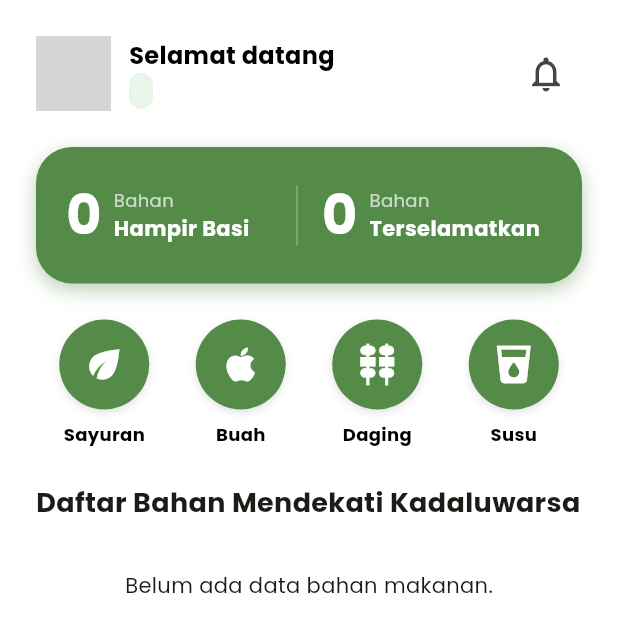
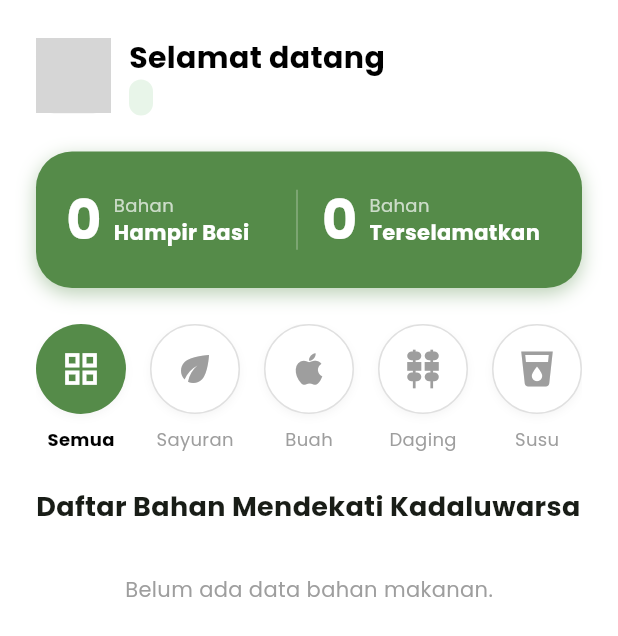
Before and after one commit to FaizNation/safe_bite, a Flutter app: the HomeView screen opened directly, on a phone screen of 412 x 824 dp. Shown: the top 636 px of the screen. Run offline on Flutter 3.47's test engine with Material 3 defaults, Android fonts, the light colour scheme and no system bars; our stand-ins replace cached_network_image, camera, cloud_firestore, dio, equatable, firebase_auth and 7 more; missing offline and left inert: translator; accounts and stored records are empty; grey boxes are pictures that could not be loaded.

Commit message:
feat: update home

```diff
--- a/lib/features/home/presentation/cubit/home_state.dart
+++ b/lib/features/home/presentation/cubit/home_state.dart
@@ -15,11 +15,28 @@ class HomeLoading extends HomeState {}
 class HomeLoaded extends HomeState {
   final UserEntity? user;
   final List<FoodItem> expiringItems;
+  final String selectedCategory;
 
-  const HomeLoaded({this.user, required this.expiringItems});
+  const HomeLoaded({
+    this.user,
+    required this.expiringItems,
+    this.selectedCategory = 'all',
+  });
 
   @override
-  List<Object?> get props => [user, expiringItems];
+  List<Object?> get props => [user, expiringItems, selectedCategory];
+
+  HomeLoaded copyWith({
+    UserEntity? user,
+    List<FoodItem>? expiringItems,
+    String? selectedCategory,
+  }) {
+    return HomeLoaded(
+      user: user ?? this.user,
+      expiringItems: expiringItems ?? this.expiringItems,
+      selectedCategory: selectedCategory ?? this.selectedCategory,
+    );
+  }
 }
 
 class HomeError extends HomeState {
--- a/lib/features/home/presentation/pages/home_page.dart
+++ b/lib/features/home/presentation/pages/home_page.dart
@@ -4,10 +4,11 @@ import 'package:safe_bite/features/home/presentation/widgets/category_list.dart'
 import 'package:safe_bite/features/home/presentation/widgets/expiring_items_list.dart';
 import 'package:safe_bite/features/home/presentation/widgets/home_header.dart';
 import 'package:safe_bite/features/home/presentation/widgets/stats_card.dart';
+
 import '../../data/repositories/home_repository_impl.dart';
 import '../cubit/home_cubit.dart';
 import '../cubit/home_state.dart';
-
+import 'package:google_fonts/google_fonts.dart';
 
 class HomePage extends StatelessWidget {
   const HomePage({super.key});
@@ -44,20 +45,46 @@ class HomeView extends StatelessWidget {
                 } else if (state is HomeError) {
                   return Center(child: Text('Error: ${state.message}'));
                 } else if (state is HomeLoaded) {
-                  // Calculate stats
+                  // Filter items based on category
+                  final filteredItems = state.selectedCategory == 'all'
+                      ? state.expiringItems
+                      : state.expiringItems.where((item) {
+                          final category = item.category.toLowerCase();
+                          final selected = state.selectedCategory.toLowerCase();
+
+                          if (selected == 'vegetables') {
+                            return category.contains('vegetable') ||
+                                category.contains('sayur');
+                          }
+                          if (selected == 'fruits') {
+                            return category.contains('fruit') ||
+                                category.contains('buah');
+                          }
+                          if (selected == 'meat') {
+                            return category.contains('meat') ||
+                                category.contains('daging') ||
+                                category.contains('chicken') ||
+                                category.contains('ayam') ||
+                                category.contains('fish') ||
+                                category.contains('ikan');
+                          }
+                          if (selected == 'milk') {
+                            return category.contains('milk') ||
+                                category.contains('susu') ||
+                                category.contains('dairy');
+                          }
+
+                          return category == selected;
+                        }).toList();
+
+                  // Calculate stats (based on all items or filtered? usually all for stats)
                   final expiringCount = state.expiringItems
                       .where(
                         (item) =>
-                            (item.expiryDate
-                                    ?.difference(DateTime.now())
-                                    .inDays ??
-                                7) <=
-                            3,
+                            _calculateDaysUntilExpiry(item.expiryDate) <= 3,
                       )
                       .length;
-                  final savedCount = state
-                      .expiringItems
-                      .length;
+                  final savedCount = state.expiringItems.length;
 
                   return Column(
                     crossAxisAlignment: CrossAxisAlignment.start,
@@ -69,17 +96,22 @@ class HomeView extends StatelessWidget {
                         savedCount: savedCount,
                       ),
                       const SizedBox(height: 24),
-                      const CategoryList(),
+                      CategoryList(
+                        selectedCategory: state.selectedCategory,
+                        onCategorySelected: (category) {
+                          context.read<HomeCubit>().selectCategory(category);
+                        },
+                      ),
                       const SizedBox(height: 24),
-                      const Text(
+                      Text(
                         'Daftar Bahan Mendekati Kadaluwarsa',
-                        style: TextStyle(
+                        style: GoogleFonts.poppins(
                           fontSize: 18,
                           fontWeight: FontWeight.bold,
                         ),
                       ),
                       const SizedBox(height: 16),
-                      ExpiringItemsList(items: state.expiringItems),
+                      ExpiringItemsList(items: filteredItems),
                       const SizedBox(height: 80),
                     ],
                   );
@@ -92,4 +124,12 @@ class HomeView extends StatelessWidget {
       ),
     );
   }
+
+  int _calculateDaysUntilExpiry(DateTime? expiryDate) {
+    if (expiryDate == null) return 0;
+    final now = DateTime.now();
+    final today = DateTime(now.year, now.month, now.day);
+    final expiry = DateTime(expiryDate.year, expiryDate.month, expiryDate.day);
+    return expiry.difference(today).inDays;
+  }
 }
--- a/lib/features/home/presentation/widgets/category_list.dart
+++ b/lib/features/home/presentation/widgets/category_list.dart
@@ -1,40 +1,51 @@
 import 'package:flutter/material.dart';
+import 'package:google_fonts/google_fonts.dart';
 
 class CategoryList extends StatelessWidget {
-  const CategoryList({super.key});
+  final String selectedCategory;
+  final Function(String) onCategorySelected;
+
+  const CategoryList({
+    super.key,
+    required this.selectedCategory,
+    required this.onCategorySelected,
+  });
 
   @override
   Widget build(BuildContext context) {
     final categories = [
-      {
-        'name': 'Sayuran',
-        'icon': Icons.eco,
-      },
-      {
-        'name': 'Buah',
-        'icon': Icons.apple,
-      },
-      {
-        'name': 'Daging',
-        'icon': Icons.kebab_dining,
-      },
-      {'name': 'Susu', 'icon': Icons.local_drink},
+      {'id': 'all', 'label': 'Semua', 'icon': Icons.grid_view},
+      {'id': 'vegetables', 'label': 'Sayuran', 'icon': Icons.eco},
+      {'id': 'fruits', 'label': 'Buah', 'icon': Icons.apple},
+      {'id': 'meat', 'label': 'Daging', 'icon': Icons.kebab_dining},
+      {'id': 'milk', 'label': 'Susu', 'icon': Icons.local_drink},
     ];
 
-    return Row(
-      mainAxisAlignment: MainAxisAlignment.spaceAround,
+    return SingleChildScrollView(
+      scrollDirection: Axis.horizontal,
+      child: Row(
         children: categories.map((cat) {
-        return Column(
+          final isSelected = selectedCategory == cat['id'];
+          return GestureDetector(
+            onTap: () => onCategorySelected(cat['id'] as String),
+            child: Padding(
+              padding: const EdgeInsets.only(right: 16.0),
+              child: Column(
                 children: [
                   Container(
                     width: 60,
                     height: 60,
                     decoration: BoxDecoration(
-                color: const Color(0xFF558B49),
+                      color: isSelected
+                          ? const Color(0xFF558B49)
+                          : Colors.white,
                       shape: BoxShape.circle,
+                      border: isSelected
+                          ? null
+                          : Border.all(color: Colors.grey.shade300),
                       boxShadow: [
                         BoxShadow(
-                    color: Colors.grey.withOpacity(0.3),
+                          color: Colors.grey.withOpacity(0.1),
                           blurRadius: 4,
                           offset: const Offset(0, 2),
                         ),
@@ -42,22 +53,27 @@ class CategoryList extends StatelessWidget {
                     ),
                     child: Icon(
                       cat['icon'] as IconData,
-                color: Colors.white,
-                size: 30,
+                      color: isSelected ? Colors.white : Colors.grey,
+                      size: 28,
                     ),
                   ),
                   const SizedBox(height: 8),
                   Text(
-              cat['name'] as String,
-              style: const TextStyle(
+                    cat['label'] as String,
+                    style: GoogleFonts.poppins(
                       fontSize: 12,
-                fontWeight: FontWeight.bold,
-                color: Colors.black,
+                      fontWeight: isSelected
+                          ? FontWeight.bold
+                          : FontWeight.normal,
+                      color: isSelected ? Colors.black : Colors.grey,
                     ),
                   ),
                 ],
+              ),
+            ),
           );
         }).toList(),
+      ),
     );
   }
 }
--- a/lib/features/home/presentation/widgets/home_header.dart
+++ b/lib/features/home/presentation/widgets/home_header.dart
@@ -1,5 +1,6 @@
 import 'package:flutter/material.dart';
 import 'package:safe_bite/features/auth/domain/entities/user_entity.dart';
+import 'package:google_fonts/google_fonts.dart';
 
 class HomeHeader extends StatelessWidget {
   final UserEntity? user;
@@ -19,15 +20,18 @@ class HomeHeader extends StatelessWidget {
               decoration: BoxDecoration(
                 borderRadius: BorderRadius.circular(12),
                 image: DecorationImage(
-                  image: user?.photoUrl != null
-                      ? NetworkImage(user!.photoUrl!)
-                      : const AssetImage('assets/images/user_placeholder.png')
-                            as ImageProvider,
+                  image: user?.photoBlob != null
+                      ? MemoryImage(user!.photoBlob!)
+                      : (user?.photoUrl != null
+                            ? NetworkImage(user!.photoUrl!)
+                            : const AssetImage(
+                                    'assets/images/user_placeholder.png',
+                                  )
+                                  as ImageProvider),
                   fit: BoxFit.cover,
                 ),
                 color: Colors.grey.shade300,
               ),
-
               child: user?.photoUrl == null
                   ? const Icon(Icons.person, color: Colors.grey)
                   : null,
@@ -36,10 +40,10 @@ class HomeHeader extends StatelessWidget {
             Column(
               crossAxisAlignment: CrossAxisAlignment.start,
               children: [
-                const Text(
+                Text(
                   'Selamat datang',
-                  style: TextStyle(
-                    fontSize: 16,
+                  style: GoogleFonts.poppins(
+                    fontSize: 20,
                     fontWeight: FontWeight.bold,
                     color: Colors.black,
                   ),
@@ -55,9 +59,9 @@ class HomeHeader extends StatelessWidget {
                   ),
                   child: Text(
                     user?.name ?? 'User',
-                    style: const TextStyle(
+                    style: GoogleFonts.poppins(
                       fontSize: 14,
-                      color: Color(0xFF558B49),
+                      color: const Color(0xFF558B49),
                       fontWeight: FontWeight.w500,
                     ),
                   ),
@@ -66,10 +70,6 @@ class HomeHeader extends StatelessWidget {
             ),
           ],
         ),
-        IconButton(
-          onPressed: () {},
-          icon: const Icon(Icons.notifications_none, size: 28),
-        ),
       ],
     );
   }
--- a/lib/features/scan/domain/entities/food_analysis.dart
+++ b/lib/features/scan/domain/entities/food_analysis.dart
@@ -1,4 +1,5 @@
 import 'package:equatable/equatable.dart';
+import 'dart:typed_data';
 
 class FoodItem extends Equatable {
   final String foodName;
@@ -12,6 +13,7 @@ class FoodItem extends Equatable {
   final List<int>? boundingBox;
   final DateTime? expiryDate;
   final String? imageUrl;
+  final Uint8List? imageBlob;
 
   const FoodItem({
     required this.foodName,
@@ -25,6 +27,7 @@ class FoodItem extends Equatable {
     this.boundingBox,
     this.expiryDate,
     this.imageUrl,
+    this.imageBlob,
   });
 
   @override
@@ -39,6 +42,7 @@ class FoodItem extends Equatable {
     boundingBox,
     expiryDate,
     imageUrl,
+    imageBlob,
   ];
 }
 
--- a/pubspec.yaml
+++ b/pubspec.yaml
@@ -52,6 +52,8 @@ dependencies:
   fl_chart: ^1.1.1
   translator: ^1.0.4+1
   google_fonts: ^8.0.1
+  google_mlkit_object_detection: ^0.15.1
+  image: ^4.7.2
 
 dev_dependencies:
   flutter_test:
```
Also changed, not shown: lib/features/home/data/repositories/home_repository_impl.dart (+30 -0 lines), lib/features/home/presentation/cubit/home_cubit.dart (+14 -0 lines), lib/features/home/presentation/widgets/expiring_items_list.dart (+55 -31 lines), lib/features/scan/data/models/food_analysis_model.dart (+17 -0 lines), lib/features/scan/data/repositories/scan_repository_impl.dart (+23 -26 lines), pubspec.lock. Lines whose indentation alone changed are shown as unchanged.
